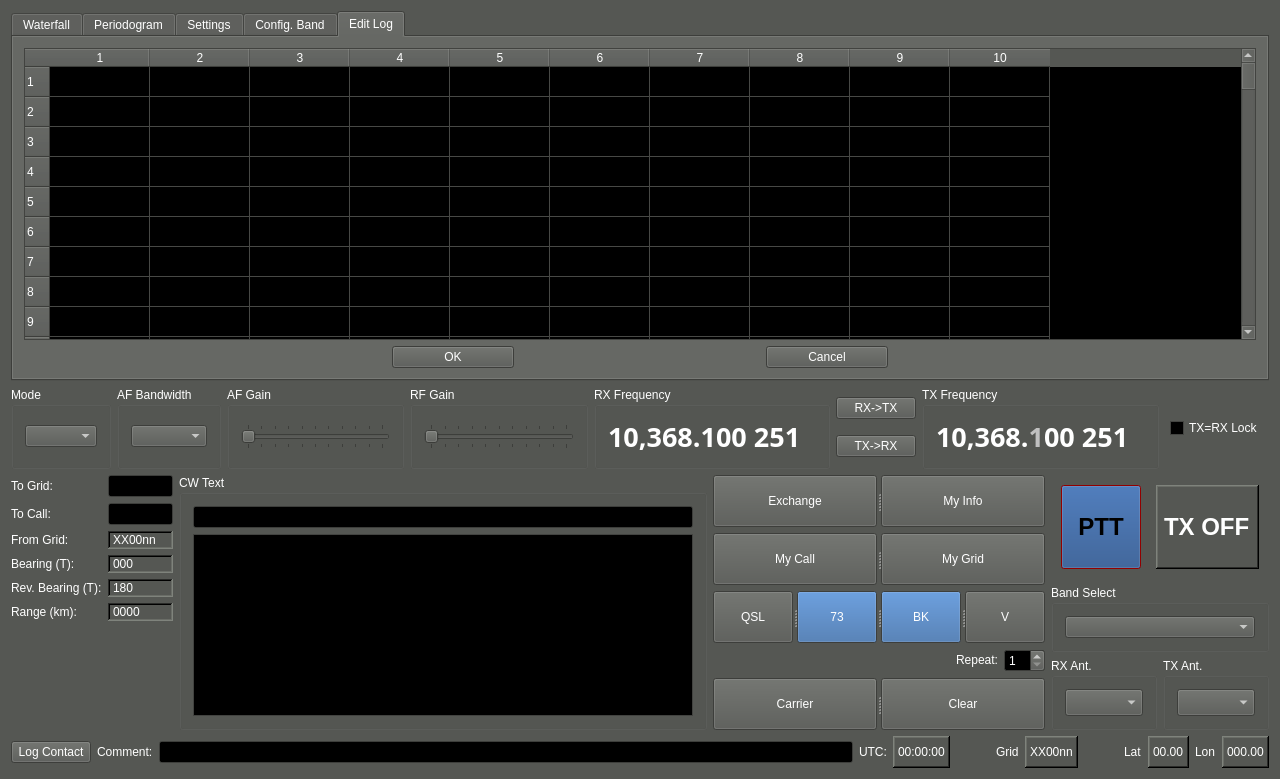
First picture: the form in qtgui/mainwindow.ui, repository kb1vc/SoDaRadio, before the edit.
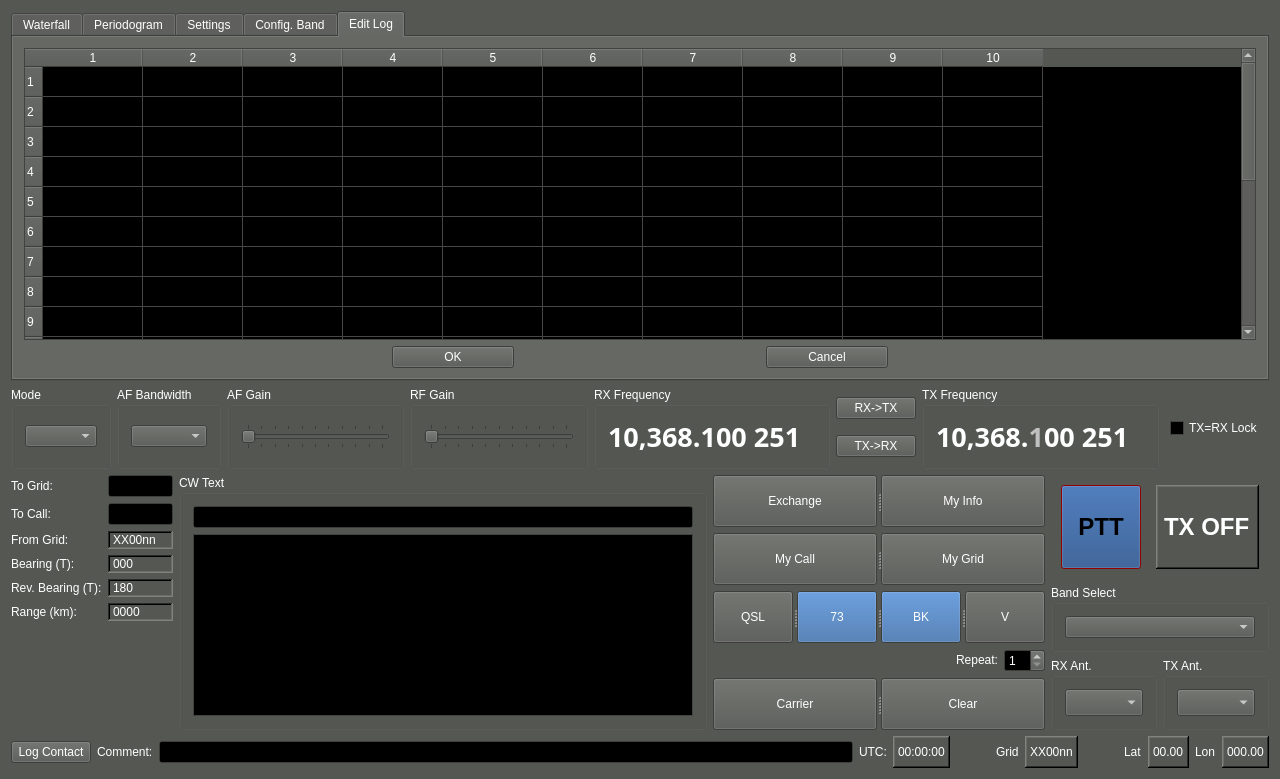
Second picture: the form after the edit. The open tabs and pages were chosen to show the change. Icons and pictures are not drawn. Custom widgets are drawn as their Qt base class.

What changed in the file:
```diff
--- a/qtgui/mainwindow.ui
+++ b/qtgui/mainwindow.ui
@@ -1483,7 +1483,7 @@
            </sizepolicy>
           </property>
           <property name="rowCount">
-           <number>500</number>
+           <number>20</number>
           </property>
           <property name="columnCount">
            <number>10</number>
```
